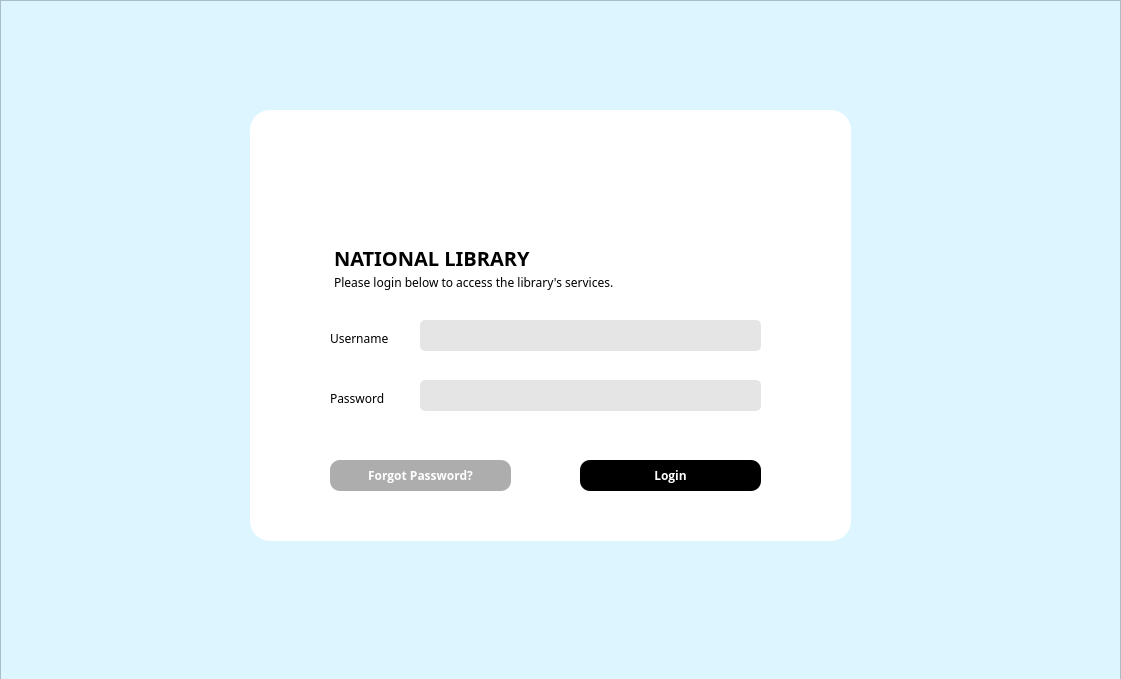
Before: the Qt Designer form LIS/adminlogin.ui in TenacioussD/library_information_system, drawn with Qt 5.
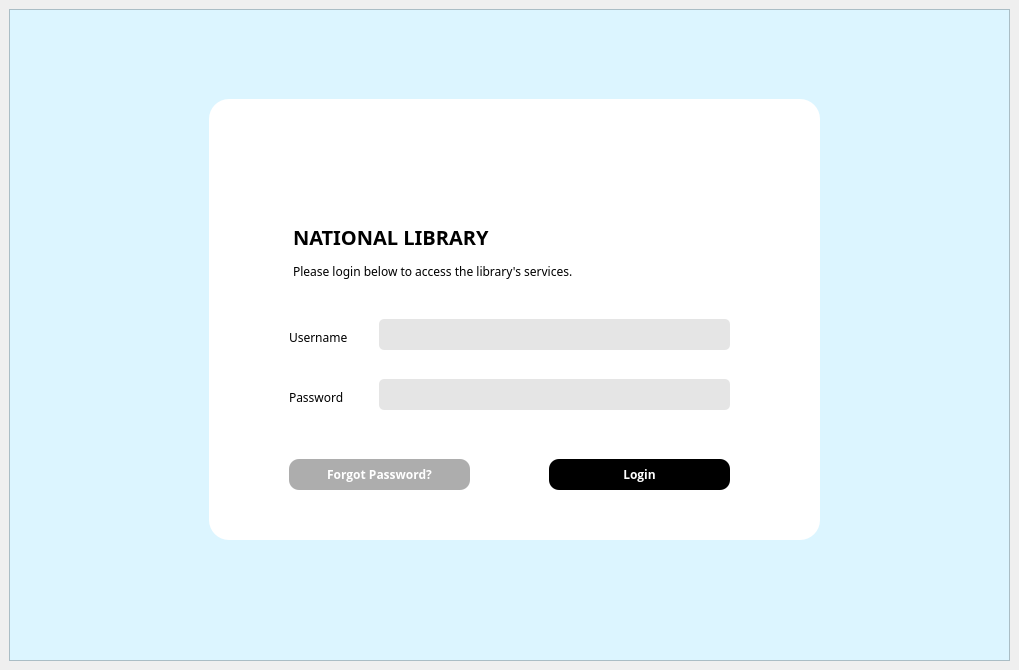
After: the same form once the commit is applied. Icons and pictures are not drawn.

Diff of the .ui file:
```diff
--- a/LIS/adminlogin.ui
+++ b/LIS/adminlogin.ui
@@ -6,23 +6,17 @@
    <rect>
     <x>0</x>
     <y>0</y>
-    <width>1121</width>
-    <height>679</height>
+    <width>1019</width>
+    <height>670</height>
    </rect>
   </property>
   <property name="windowTitle">
    <string>MainWindow</string>
   </property>
   <widget class="QWidget" name="centralwidget">
+   <layout class="QVBoxLayout" name="verticalLayout">
+    <item>
    <widget class="QFrame" name="background">
-    <property name="geometry">
-     <rect>
-      <x>0</x>
-      <y>0</y>
-      <width>1121</width>
-      <height>681</height>
-     </rect>
-    </property>
     <property name="styleSheet">
      <string notr="true">background: rgb(220, 245, 255);;</string>
     </property>
@@ -38,10 +32,10 @@
      </property>
      <property name="geometry">
       <rect>
-       <x>250</x>
-       <y>110</y>
-       <width>601</width>
-       <height>431</height>
+         <x>200</x>
+         <y>90</y>
+         <width>611</width>
+         <height>441</height>
       </rect>
      </property>
      <property name="styleSheet">
@@ -58,7 +52,7 @@
       <property name="geometry">
        <rect>
         <x>80</x>
-        <y>350</y>
+          <y>360</y>
         <width>181</width>
         <height>31</height>
        </rect>
@@ -87,8 +81,8 @@
      <widget class="QPushButton" name="pushButton_login">
       <property name="geometry">
        <rect>
-        <x>330</x>
-        <y>350</y>
+          <x>340</x>
+          <y>360</y>
         <width>181</width>
         <height>31</height>
        </rect>
@@ -118,7 +112,7 @@
       <property name="geometry">
        <rect>
         <x>80</x>
-        <y>130</y>
+          <y>120</y>
         <width>241</width>
         <height>31</height>
        </rect>
@@ -158,7 +152,7 @@
       <property name="geometry">
        <rect>
         <x>80</x>
-        <y>50</y>
+          <y>40</y>
         <width>71</width>
         <height>61</height>
        </rect>
@@ -177,7 +171,7 @@
       <property name="geometry">
        <rect>
         <x>80</x>
-        <y>210</y>
+          <y>220</y>
         <width>441</width>
         <height>91</height>
        </rect>
@@ -190,7 +184,7 @@
         <rect>
          <x>90</x>
          <y>0</y>
-         <width>341</width>
+           <width>351</width>
          <height>31</height>
         </rect>
        </property>
@@ -206,7 +200,7 @@
         <rect>
          <x>90</x>
          <y>60</y>
-         <width>341</width>
+           <width>351</width>
          <height>31</height>
         </rect>
        </property>
@@ -255,6 +249,8 @@
      </widget>
     </widget>
    </widget>
+    </item>
+   </layout>
   </widget>
  </widget>
  <resources>
```
Lines whose indentation alone changed are shown as unchanged.
